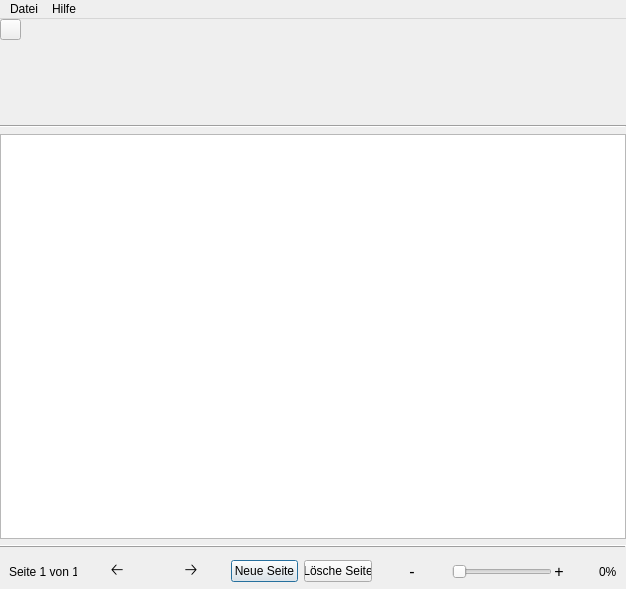
The window that src/mainwindow.ui (NO411/notensatz) describes before a commit, drawn with Qt 5.
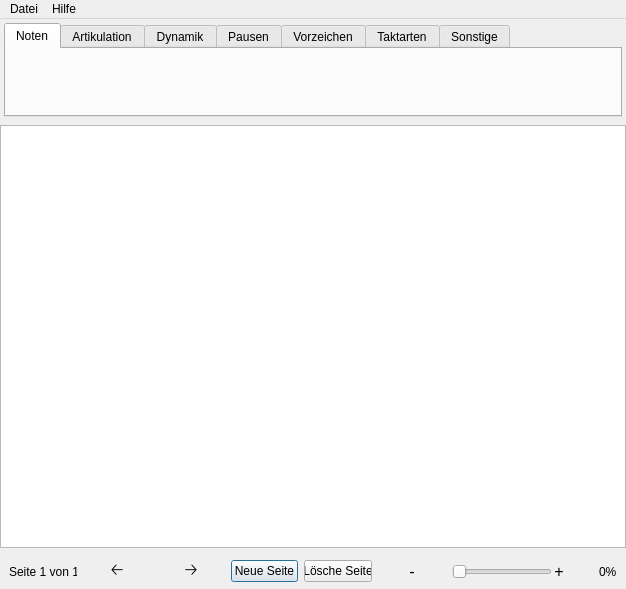
The same window after the commit. Icons and pictures are not drawn.

Commit message: basic symbols box

```diff
--- a/src/mainwindow.ui
+++ b/src/mainwindow.ui
@@ -16,6 +16,11 @@
     <height>589</height>
    </size>
   </property>
+  <property name="font">
+   <font>
+    <kerning>true</kerning>
+   </font>
+  </property>
   <property name="windowTitle">
    <string notr="true">Notensatz</string>
   </property>
@@ -76,41 +81,80 @@
       <property name="lineWidth">
        <number>0</number>
       </property>
-      <widget class="QPushButton" name="pushButton">
-       <property name="geometry">
-        <rect>
-         <x>0</x>
-         <y>0</y>
-         <width>21</width>
-         <height>21</height>
-        </rect>
+      <layout class="QVBoxLayout" name="verticalLayout_2">
+       <property name="leftMargin">
+        <number>4</number>
        </property>
-       <property name="text">
-        <string/>
+       <property name="topMargin">
+        <number>4</number>
        </property>
-      </widget>
-     </widget>
-    </item>
-    <item>
-     <widget class="Line" name="top_line">
-      <property name="sizeIncrement">
-       <size>
-        <width>0</width>
-        <height>0</height>
-       </size>
-      </property>
-      <property name="acceptDrops">
-       <bool>false</bool>
-      </property>
-      <property name="frameShadow">
-       <enum>QFrame::Sunken</enum>
-      </property>
-      <property name="midLineWidth">
-       <number>0</number>
-      </property>
-      <property name="orientation">
-       <enum>Qt::Horizontal</enum>
-      </property>
+       <property name="rightMargin">
+        <number>4</number>
+       </property>
+       <property name="bottomMargin">
+        <number>2</number>
+       </property>
+       <item>
+        <widget class="QTabWidget" name="symbols_box">
+         <property name="cursor">
+          <cursorShape>ArrowCursor</cursorShape>
+         </property>
+         <property name="currentIndex">
+          <number>0</number>
+         </property>
+         <property name="elideMode">
+          <enum>Qt::ElideLeft</enum>
+         </property>
+         <property name="usesScrollButtons">
+          <bool>false</bool>
+         </property>
+         <property name="documentMode">
+          <bool>false</bool>
+         </property>
+         <property name="tabsClosable">
+          <bool>false</bool>
+         </property>
+         <property name="movable">
+          <bool>true</bool>
+         </property>
+         <widget class="QWidget" name="notations">
+          <attribute name="title">
+           <string>Noten</string>
+          </attribute>
+         </widget>
+         <widget class="QWidget" name="articulation">
+          <attribute name="title">
+           <string>Artikulation</string>
+          </attribute>
+         </widget>
+         <widget class="QWidget" name="dynamics">
+          <attribute name="title">
+           <string>Dynamik</string>
+          </attribute>
+         </widget>
+         <widget class="QWidget" name="rests">
+          <attribute name="title">
+           <string>Pausen</string>
+          </attribute>
+         </widget>
+         <widget class="QWidget" name="accidentals">
+          <attribute name="title">
+           <string>Vorzeichen</string>
+          </attribute>
+         </widget>
+         <widget class="QWidget" name="time_signatures">
+          <attribute name="title">
+           <string>Taktarten</string>
+          </attribute>
+         </widget>
+         <widget class="QWidget" name="misc">
+          <attribute name="title">
+           <string>Sonstige</string>
+          </attribute>
+         </widget>
+        </widget>
+       </item>
+      </layout>
      </widget>
     </item>
     <item>
@@ -129,16 +173,6 @@
       </property>
      </widget>
     </item>
-    <item>
-     <widget class="Line" name="bottom_line">
-      <property name="frameShadow">
-       <enum>QFrame::Raised</enum>
-      </property>
-      <property name="orientation">
-       <enum>Qt::Horizontal</enum>
-      </property>
-     </widget>
-    </item>
     <item>
      <widget class="QFrame" name="bottom_frame">
       <property name="minimumSize">
```
Left out of the diff: 147 changed lines with no effect on the pictures. The commit also changes 5 other files.
